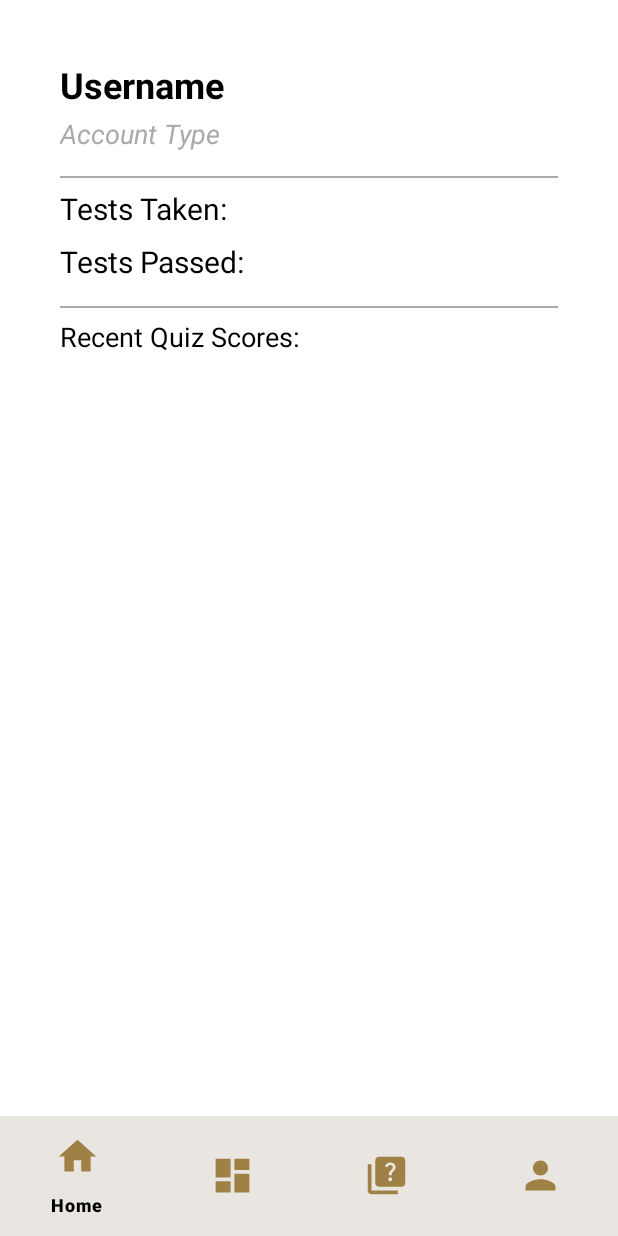
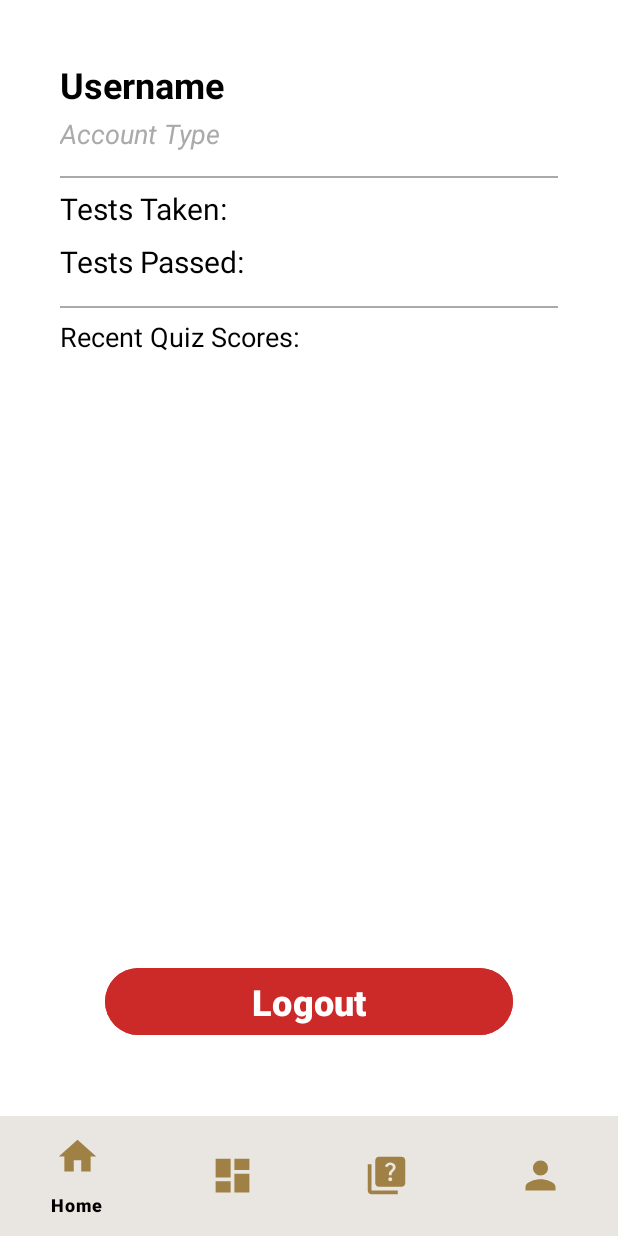
Before and after one commit to CorneCalitz/MobileAppProject, an Android app: the fragment ProfileFragment placed in its activity, on a phone screen of 412 x 824 dp. Run offline under Robolectric (Android 15) with nearby library versions, the phone set to English and light mode, and no system bars; 1 statement that could not run was skipped.

Commit message:
final commit

```diff
--- a/app/src/main/AndroidManifest.xml
+++ b/app/src/main/AndroidManifest.xml
@@ -7,7 +7,7 @@
     <application
         android:enableOnBackInvokedCallback="true"
         android:usesCleartextTraffic="true"
-        android:allowBackup="true"
+        android:allowBackup="false"
         android:dataExtractionRules="@xml/data_extraction_rules"
         android:fullBackupContent="@xml/backup_rules"
         android:icon="@mipmap/ic_launcher"
--- a/app/src/main/java/com/example/eduvosproject/LoginResponse.java
+++ b/app/src/main/java/com/example/eduvosproject/LoginResponse.java
@@ -7,8 +7,6 @@ public class LoginResponse {
     public ResultClass result;
     public ProfileClass profile;
 
-
-    //TODO: Ensure data is correct type and remove unused data.
 
     public class ProfileClass {
         // User profile data
--- a/app/src/main/java/com/example/eduvosproject/home/HomeFragment.java
+++ b/app/src/main/java/com/example/eduvosproject/home/HomeFragment.java
@@ -37,8 +37,6 @@ public class HomeFragment extends Fragment {
             jsonString = getArguments().getString(ARG_PARAM1);
             loginResponse = new Gson().fromJson(jsonString, LoginResponse.class);
             tvHomeMessage.setText(String.format("Welcome %s", loginResponse.user.getName()));
-        } else {
-            tvHomeMessage.setText("Welcome user");
         }
 
     }
--- a/app/src/main/java/com/example/eduvosproject/profile/ProfileFragment.java
+++ b/app/src/main/java/com/example/eduvosproject/profile/ProfileFragment.java
@@ -1,16 +1,23 @@
 package com.example.eduvosproject.profile;
 
+import android.content.Intent;
+import android.content.SharedPreferences;
 import android.os.Bundle;
 
 import androidx.annotation.NonNull;
 import androidx.annotation.Nullable;
 import androidx.fragment.app.Fragment;
 
+import android.util.Log;
 import android.view.LayoutInflater;
 import android.view.View;
 import android.view.ViewGroup;
+import android.widget.Button;
 import android.widget.TextView;
+import android.widget.Toast;
 
+import com.example.eduvosproject.MainActivity;
+import com.example.eduvosproject.NavActivity;
 import com.example.eduvosproject.R;
 import com.example.eduvosproject.LoginResponse;
 import com.google.gson.Gson;
@@ -23,9 +30,29 @@ public class ProfileFragment extends Fragment {
     LoginResponse loginResponse;
     TextView tvUsername, tvTestsTaken, tvTestsPassed, tvAccountType;
     private String jsonString;
+    Button btnLogout;
 
     public ProfileFragment() {
         // Required empty public constructor
+    }
+
+
+    private void buttonLogoutListener() {
+        btnLogout.setOnClickListener(new View.OnClickListener() {
+            @Override
+            public void onClick(View view) {
+
+                SharedPreferences sharedPreferences = getActivity().getSharedPreferences("sharedPref",getContext().MODE_PRIVATE);
+                Log.d("Test",sharedPreferences.getString("loginData",""));
+                SharedPreferences.Editor edt = sharedPreferences.edit();
+                edt.putString("loginData", "");
+                edt.apply();
+                Log.d("Test2",sharedPreferences.getString("loginData",""));
+                Intent intent = new Intent(getActivity(), MainActivity.class);
+                startActivity(intent);
+                getActivity().finish();
+            }
+        });
     }
 
     @Override
@@ -36,6 +63,8 @@ public class ProfileFragment extends Fragment {
         tvTestsTaken = view.findViewById(R.id.tvTestsTaken);
         tvTestsPassed = view.findViewById(R.id.tvTestsPassed);
         tvAccountType = view.findViewById(R.id.tvAccountType);
+        btnLogout = view.findViewById(R.id.btnLogout);
+
 
         if (getArguments() != null) {
             jsonString = getArguments().getString(ARG_PARAM1);
@@ -49,6 +78,8 @@ public class ProfileFragment extends Fragment {
 
             tvAccountType.setText("Waiter");
         }
+
+        buttonLogoutListener();
     }
 
     @Override
--- a/app/src/main/res/layout/fragment_profile.xml
+++ b/app/src/main/res/layout/fragment_profile.xml
@@ -8,6 +8,7 @@
     android:padding="16dp">
 
     <!-- Container to hold the profile info elements -->
+
     <RelativeLayout
         android:layout_width="match_parent"
         android:layout_height="match_parent"
@@ -77,6 +78,7 @@
             android:background="@android:color/darker_gray" />
 
         <!-- Quiz Scores -->
+
         <TextView
             android:id="@+id/tvQuizScores"
             android:layout_width="wrap_content"
@@ -87,5 +89,21 @@
             android:textColor="@android:color/black"
             android:textSize="18sp" />
 
+        <Button
+            android:id="@+id/btnLogout"
+            android:layout_width="wrap_content"
+            android:layout_height="wrap_content"
+            android:layout_alignParentStart="true"
+            android:layout_alignParentEnd="true"
+            android:layout_alignParentBottom="true"
+            android:layout_marginStart="30dp"
+            android:layout_marginEnd="30dp"
+            android:layout_marginBottom="10dp"
+            android:backgroundTint="#CC2929"
+            android:text="Logout"
+            android:textSize="24sp"
+            android:textStyle="bold" />
+
     </RelativeLayout>
+
 </FrameLayout>
```
Also changed, not shown: app/src/main/java/com/example/eduvosproject/MainActivity.java (+19 -0 lines), app/src/main/java/com/example/eduvosproject/NavActivity.java (+15 -2 lines), app/src/main/java/com/example/eduvosproject/course/CourseViewActivity.java (+18 -0 lines), app/src/main/java/com/example/eduvosproject/course/CoursesFragment.java (+9 -1 lines), app/src/main/res/layout/activity_course_view.xml (+15 -1 lines), app/src/main/res/values/strings.xml (+0 -28 lines).
